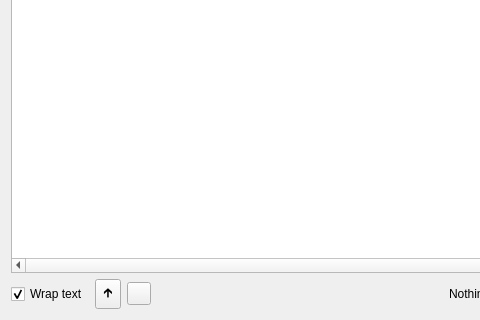
tableau/tableau-log-viewer, file src/valuedlg.ui: the form before one commit; both pictures show x 0 to 480 and y 154 to 474 of the 748 by 474 pixel window.
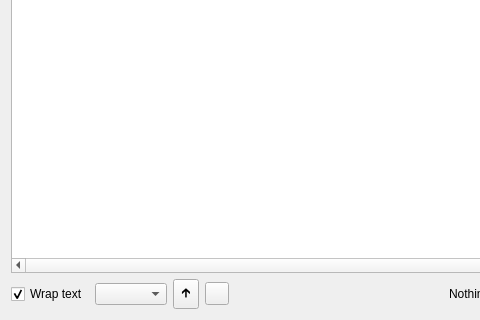
The form after the commit. Icons and pictures are not drawn.

Commit message: Allow choosing the notation directly from the value dialog

What changed in the file:
```diff
--- a/src/valuedlg.ui
+++ b/src/valuedlg.ui
@@ -60,6 +60,9 @@
        </property>
       </widget>
      </item>
+     <item>
+      <widget class="QComboBox" name="notationComboBox"/>
+     </item>
      <item>
       <widget class="QToolButton" name="prevButton">
        <property name="font">
```
Left out of the diff: 4 changed lines with no effect on the pictures. The commit also changes 7 other files.
